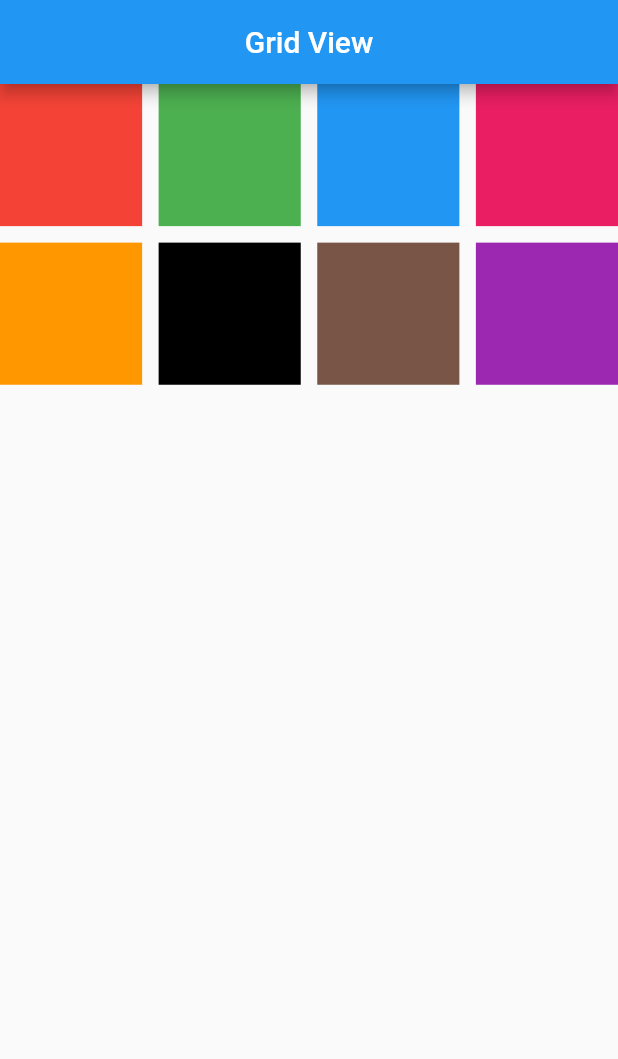
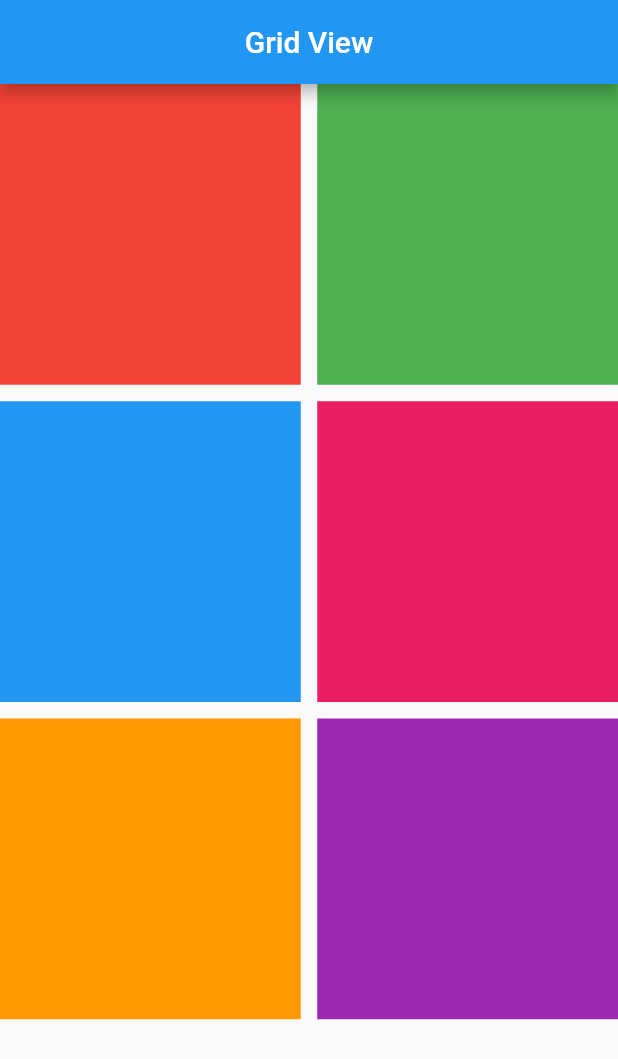
Before and after one commit to luckydarwai/Flutter, a Flutter app: the screen it shows after launch, on a phone screen of 412 x 824 dp. Shown: the top 1059 px of the screen. Run offline on Flutter 3.47's test engine with Material 2 defaults, Android fonts, the light colour scheme and no system bars.

Commit message:
GridView.extent jo ki size fix rakhta hai

```diff
--- a/lib/main.dart
+++ b/lib/main.dart
@@ -23,10 +23,10 @@ class MyApp extends StatelessWidget {
           appBar: AppBar(
             title: Center(child: Text("Grid View")),
           ),
-          body: GridView.count(
+          body: GridView.extent(
+            maxCrossAxisExtent: 300,
+            mainAxisSpacing: 11,
             crossAxisSpacing: 11,
-            mainAxisSpacing: 11,
-            crossAxisCount: 4,
             children: [
               Container(
                 color: arrColors[0],
@@ -44,12 +44,6 @@ class MyApp extends StatelessWidget {
                 color: arrColors[4],
               ),
               Container(
-                color: arrColors[5],
-              ),
-              Container(
-                color: arrColors[6],
-              ),
-              Container(
                 color: arrColors[7],
               ),
             ],
```
